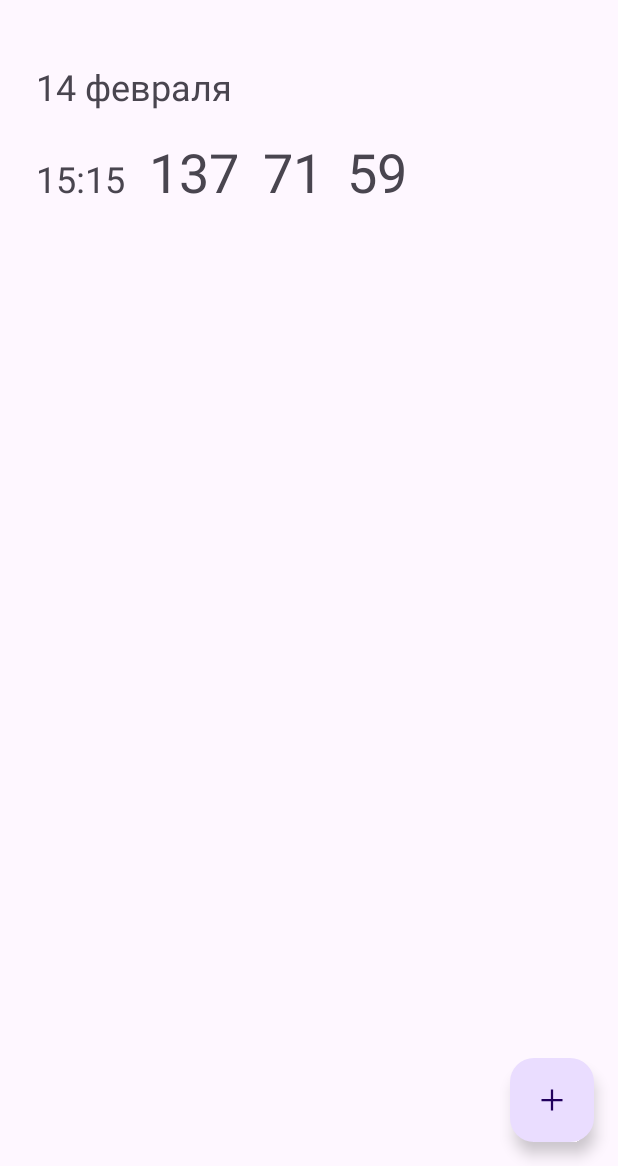
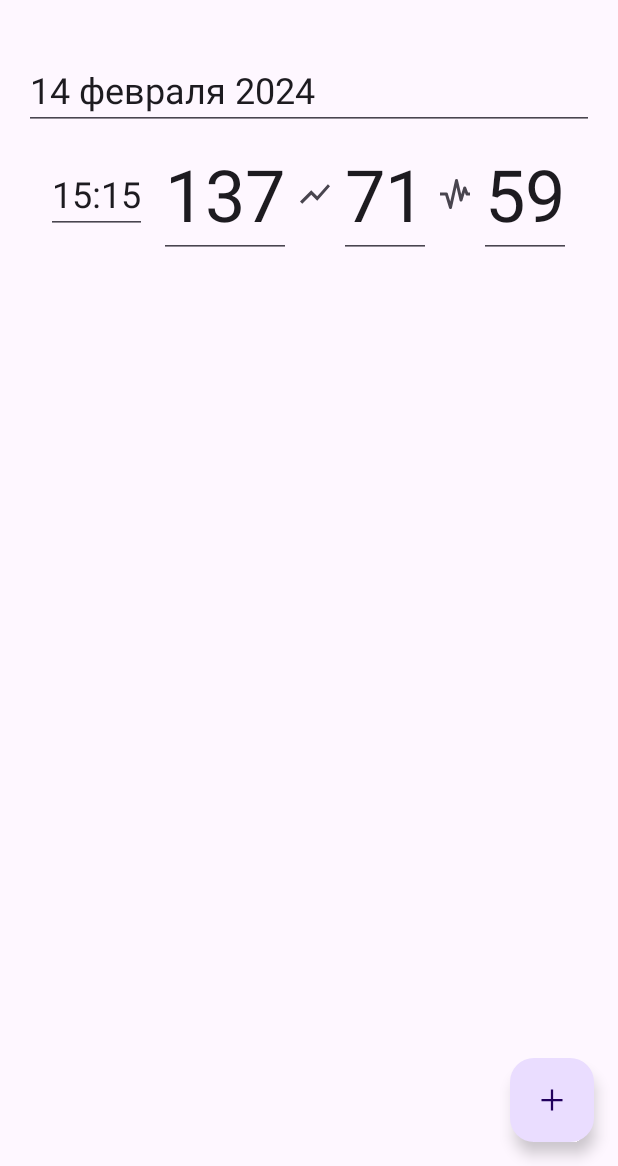
Before and after one commit to anatoliykichuk/cardio-log, an Android app: the CardioLogRecordFragment screen opened through its navigation route, on a phone screen of 412 x 824 dp, the part 70-1236 px from its top. Run offline under Robolectric (Android 15) with nearby library versions, the phone set to English and light mode, and no system bars; our stand-ins replace navigation-ui.

Commit message:
Выполнена разметка элемента списка

```diff
--- a/app/src/main/res/drawable/ic_pressure_separator.xml
+++ b/app/src/main/res/drawable/ic_pressure_separator.xml
@@ -1,10 +1,11 @@
 <vector xmlns:android="http://schemas.android.com/apk/res/android"
-    android:width="48dp"
-    android:height="48dp"
+    android:width="24dp"
+    android:height="24dp"
     android:viewportWidth="960"
     android:viewportHeight="960"
-    android:tint="?attr/colorControlNormal">
+    android:tint="?attr/colorControlNormal"
+    android:autoMirrored="true">
   <path
       android:fillColor="@android:color/white"
-      android:pathData="M218,742Q204,727 204,706.5Q204,686 218,672L672,218Q686,204 707,204Q728,204 742,218Q756,232 756,253Q756,274 742,288L288,742Q274,756 253,756Q232,756 218,742Z"/>
+      android:pathData="M140,740L80,680L380,380L540,540L824,220L880,276L540,660L380,500L140,740Z"/>
 </vector>
--- a/app/src/main/res/layout/fragment_cardio_log.xml
+++ b/app/src/main/res/layout/fragment_cardio_log.xml
@@ -9,7 +9,7 @@
     <androidx.constraintlayout.widget.ConstraintLayout
         android:layout_width="match_parent"
         android:layout_height="match_parent"
-        android:padding="16dp">
+        android:padding="@dimen/constraint_layout_padding">
 
         <androidx.recyclerview.widget.RecyclerView
             android:id="@+id/cardio_log_recycler_view"
@@ -21,7 +21,7 @@
             app:layout_constraintEnd_toEndOf="parent"
             app:layout_constraintStart_toStartOf="parent"
             app:layout_constraintTop_toTopOf="parent"
-            tools:listitem="@layout/fragment_cardio_log"
+            tools:listitem="@layout/fragment_cardio_log_record"
             tools:itemCount="5" />
 
     </androidx.constraintlayout.widget.ConstraintLayout>
--- a/app/src/main/res/layout/fragment_cardio_log_record.xml
+++ b/app/src/main/res/layout/fragment_cardio_log_record.xml
@@ -9,7 +9,7 @@
     <androidx.constraintlayout.widget.ConstraintLayout
         android:layout_width="match_parent"
         android:layout_height="match_parent"
-        android:padding="16dp">
+        android:padding="@dimen/constraint_layout_padding">
 
         <androidx.appcompat.widget.LinearLayoutCompat
             android:layout_width="match_parent"
@@ -20,40 +20,53 @@
             app:layout_constraintStart_toStartOf="parent"
             app:layout_constraintTop_toTopOf="parent">
 
-            <androidx.appcompat.widget.AppCompatTextView
+            <androidx.appcompat.widget.AppCompatEditText
                 android:id="@+id/date_text_view"
-                style="@style/DateTimeText"
+                style="@style/DateText"
                 android:layout_width="match_parent"
                 android:layout_height="wrap_content"
                 android:text="@string/date_text_sample" />
 
             <androidx.appcompat.widget.LinearLayoutCompat
-                android:layout_width="match_parent"
+                android:layout_width="wrap_content"
                 android:layout_height="wrap_content"
+                android:layout_gravity="center_horizontal"
                 android:orientation="horizontal">
 
-                <androidx.appcompat.widget.AppCompatTextView
+                <androidx.appcompat.widget.AppCompatEditText
                     android:id="@+id/time_text_view"
-                    style="@style/DateTimeText"
+                    style="@style/TimeText"
                     android:layout_width="wrap_content"
                     android:layout_height="wrap_content"
                     android:text="@string/time_text_sample" />
 
-                <androidx.appcompat.widget.AppCompatTextView
+                <androidx.appcompat.widget.AppCompatEditText
                     android:id="@+id/diastolic_pressure_text_view"
                     style="@style/PressureText"
                     android:layout_width="wrap_content"
                     android:layout_height="wrap_content"
                     android:text="@string/diastolic_pressure_text_sample" />
 
-                <androidx.appcompat.widget.AppCompatTextView
+                <androidx.appcompat.widget.AppCompatImageView
+                    android:layout_width="wrap_content"
+                    android:layout_height="wrap_content"
+                    android:src="@drawable/ic_pressure_separator"
+                    android:layout_gravity="center_vertical"/>
+
+                <androidx.appcompat.widget.AppCompatEditText
                     android:id="@+id/systolic_pressure_text_view"
                     style="@style/PressureText"
                     android:layout_width="wrap_content"
                     android:layout_height="wrap_content"
                     android:text="@string/systolic_pressure_text_sample" />
 
-                <androidx.appcompat.widget.AppCompatTextView
+                <androidx.appcompat.widget.AppCompatImageView
+                    android:layout_width="wrap_content"
+                    android:layout_height="wrap_content"
+                    android:src="@drawable/ic_pulse"
+                    android:layout_gravity="center_vertical"/>
+
+                <androidx.appcompat.widget.AppCompatEditText
                     android:id="@+id/pulse_text_view"
                     style="@style/PulseText"
                     android:layout_width="wrap_content"
--- a/app/src/main/res/values/dimens.xml
+++ b/app/src/main/res/values/dimens.xml
@@ -1,3 +1,4 @@
 <resources>
     <dimen name="fab_margin">16dp</dimen>
+    <dimen name="constraint_layout_padding">16dp</dimen>
 </resources>
--- a/app/src/main/res/values/strings.xml
+++ b/app/src/main/res/values/strings.xml
@@ -43,7 +43,7 @@
         libero vel nunc consequat, quis tincidunt nisl eleifend. Cras bibendum enim a justo luctus
         vestibulum. Fusce dictum libero quis erat maximus, vitae volutpat diam dignissim.
     </string>
-    <string name="date_text_sample">14 февраля</string>
+    <string name="date_text_sample">14 февраля 2024</string>
     <string name="time_text_sample">15:15</string>
     <string name="diastolic_pressure_text_sample">137</string>
     <string name="systolic_pressure_text_sample">71</string>
--- a/app/src/main/res/values/styles.xml
+++ b/app/src/main/res/values/styles.xml
@@ -1,17 +1,26 @@
 <?xml version="1.0" encoding="utf-8"?>
 <resources>
-    <style name="DateTimeText">
+    <style name="DateText">
         <item name="android:textSize">24sp</item>
-        <item name="android:padding">8dp</item>
+        <item name="android:layout_gravity">center_vertical</item>
+    </style>
+
+    <style name="TimeText">
+        <item name="android:textSize">24sp</item>
+        <item name="android:layout_gravity">center_vertical</item>
+        <item name="android:layout_marginEnd">4dp</item>
     </style>
 
     <style name="PressureText">
-        <item name="android:textSize">36sp</item>
-        <item name="android:padding">8dp</item>
+        <item name="android:textSize">48sp</item>
+        <item name="android:layout_gravity">center_vertical</item>
+        <item name="android:layout_marginStart">4dp</item>
+        <item name="android:layout_marginEnd">4dp</item>
     </style>
 
     <style name="PulseText">
-        <item name="android:textSize">36sp</item>
-        <item name="android:padding">8dp</item>
+        <item name="android:textSize">48sp</item>
+        <item name="android:layout_gravity">center_vertical</item>
+        <item name="android:layout_marginStart">4dp</item>
     </style>
 </resources>
```
Also changed, not shown: 1 other file.
